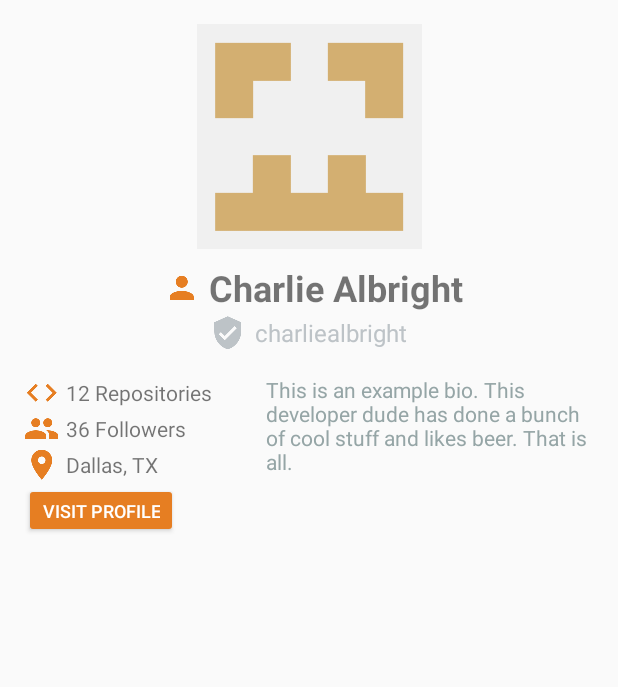
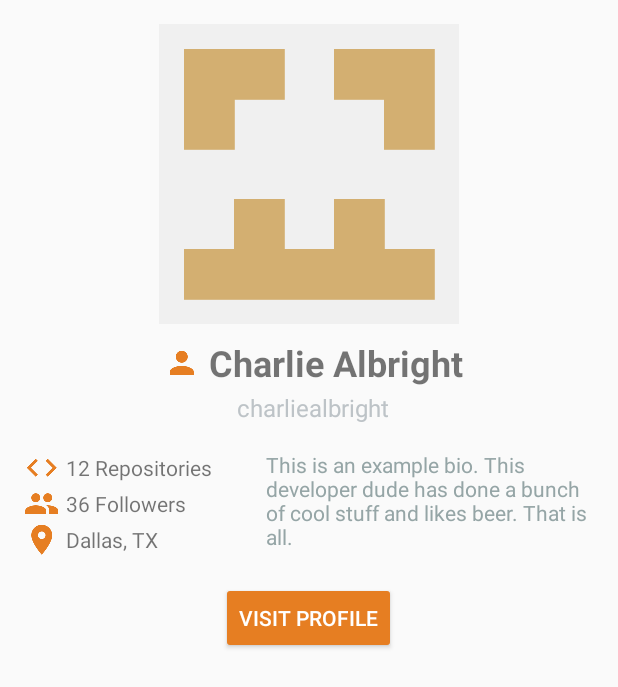
Before and after one commit to charliealbright/GitHub-Search, an Android app: the layout content_user_detail.xml on its own in the app's theme, with its tools: preview values and no code run, on a phone screen of 412 x 824 dp. Shown: the top 687 px of the screen. Run offline under Robolectric (Android 15) with nearby library versions, the phone set to English and light mode, and no system bars.

Commit message:
Resolves #18 and #10. User detail page is fully functional and all images are loaded with Glide.

```diff
--- a/app/src/main/java/io/charliealbright/githubsearch/network/GithubApiService.java
+++ b/app/src/main/java/io/charliealbright/githubsearch/network/GithubApiService.java
@@ -1,6 +1,7 @@
 package io.charliealbright.githubsearch.network;
 
 import io.charliealbright.githubsearch.model.GithubSearchResult;
+import io.charliealbright.githubsearch.model.GithubUser;
 import retrofit2.Call;
 import retrofit2.http.GET;
 import retrofit2.http.Headers;
@@ -21,5 +22,5 @@ public interface GithubApiService {
 
     @Headers("Accept: application/vnd.github.v3+json")
     @GET("/users/{username}")
-    Call<GithubSearchResult> getUser(@Path("username") String username);
+    Call<GithubUser> getUser(@Path("username") String username);
 }
--- a/app/src/main/java/io/charliealbright/githubsearch/presenter/SearchResultContract.java
+++ b/app/src/main/java/io/charliealbright/githubsearch/presenter/SearchResultContract.java
@@ -19,10 +19,14 @@ public interface SearchResultContract {
         void showRateLimitExceededError();
 
         void addItems(List<GithubUser> userList);
+
+        void navigateToUserDetailView(String username);
     }
 
     interface Presenter extends BasePresenter {
 
         void performSearch(String query);
+
+        void searchResultItemClicked(String username);
     }
 }
--- a/app/src/main/java/io/charliealbright/githubsearch/presenter/SearchResultPresenter.java
+++ b/app/src/main/java/io/charliealbright/githubsearch/presenter/SearchResultPresenter.java
@@ -59,4 +59,9 @@ public class SearchResultPresenter implements SearchResultContract.Presenter {
             }
         });
     }
+
+    @Override
+    public void searchResultItemClicked(String username) {
+        mSearchResultView.navigateToUserDetailView(username);
+    }
 }
--- a/app/src/main/res/layout/content_user_detail.xml
+++ b/app/src/main/res/layout/content_user_detail.xml
@@ -12,7 +12,7 @@
     <ImageView
         android:id="@+id/activity_user_detail_image_view"
         android:layout_width="match_parent"
-        android:layout_height="150dp"
+        android:layout_height="200dp"
         android:layout_marginTop="@dimen/vert_margin"
         android:src="@drawable/example_avatar"/>
 
@@ -58,11 +58,12 @@
             android:layout_width="24dp"
             android:layout_height="24dp"
             android:src="@drawable/ic_verified_user_white_24dp"
-            android:tint="@color/silver" />
+            android:tint="@color/silver"
+            android:visibility="gone"/>
 
         <TextView
             android:id="@+id/activity_user_detail_username"
-            android:layout_width="match_parent"
+            android:layout_width="wrap_content"
             android:layout_height="24dp"
             android:layout_marginStart="6dp"
             android:gravity="center_vertical"
@@ -101,6 +102,8 @@
                 android:layout_marginStart="4dp"
                 android:layout_toEndOf="@id/activity_user_detail_repo_icon"
                 android:gravity="center_vertical"
+                android:maxLines="1"
+                android:ellipsize="end"
                 android:text="12 Repositories"/>
 
             <ImageView
@@ -119,6 +122,8 @@
                 android:layout_below="@id/activity_user_detail_repo_text"
                 android:layout_toEndOf="@id/activity_user_detail_follower_icon"
                 android:gravity="center_vertical"
+                android:maxLines="1"
+                android:ellipsize="end"
                 android:text="36 Followers"/>
 
             <ImageView
@@ -137,16 +142,9 @@
                 android:layout_below="@id/activity_user_detail_follower_text"
                 android:layout_toEndOf="@id/activity_user_detail_follower_icon"
                 android:gravity="center_vertical"
+                android:maxLines="1"
+                android:ellipsize="end"
                 android:text="Dallas, TX"/>
-
-            <Button
-                style="@style/Base.Widget.AppCompat.Button.Colored"
-                android:layout_width="wrap_content"
-                android:layout_height="wrap_content"
-                android:layout_below="@id/activity_user_detail_location_icon"
-                android:minHeight="36dp"
-                android:textSize="12sp"
-                android:text="Visit Profile"/>
 
         </RelativeLayout>
 
@@ -165,4 +163,27 @@
         </RelativeLayout>
 
     </LinearLayout>
+
+    <Button
+        style="@style/Base.Widget.AppCompat.Button.Colored"
+        android:layout_width="wrap_content"
+        android:layout_height="wrap_content"
+        android:layout_marginTop="@dimen/horiz_margin"
+        android:layout_centerHorizontal="true"
+        android:layout_below="@id/activity_user_detail_snapshot_container"
+        android:text="Visit Profile"/>
+
+    <RelativeLayout
+        android:id="@+id/activity_user_detail_loading_overlay"
+        android:layout_width="match_parent"
+        android:layout_height="match_parent"
+        android:background="@color/asbestos"
+        android:visibility="gone">
+
+        <ProgressBar
+            android:layout_width="50dp"
+            android:layout_height="50dp"
+            android:layout_centerInParent="true"
+            android:indeterminate="true"/>
+    </RelativeLayout>
 </RelativeLayout>
--- a/app/src/main/res/values/strings.xml
+++ b/app/src/main/res/values/strings.xml
@@ -8,7 +8,11 @@
     <string name="search_hint">Search Term</string>
     <string name="search_error_message">Your query was either invalid or empty. Please try again.</string>
 
+    <!-- SEARCH RESULT -->
     <string name="search_result_rate_limit_error">Github API rate limit exceeded, please try again later.</string>
     <string name="title_activity_user_detail">UserDetailActivity</string>
 
+    <!-- USER DETAIL -->
+    <string name="empty_bio_message">This user does not have a bio.</string>
+    <string name="empty_location_message">Unknown</string>
 </resources>
```
Also changed, not shown: app/src/main/AndroidManifest.xml (+6 -1 lines), app/src/main/java/io/charliealbright/githubsearch/presenter/UserDetailContract.java (added, +42 -0 lines), app/src/main/java/io/charliealbright/githubsearch/presenter/UserDetailPresenter.java (added, +79 -0 lines), app/src/main/java/io/charliealbright/githubsearch/view/SearchResultsActivity.java (+9 -1 lines), app/src/main/java/io/charliealbright/githubsearch/view/UserDetailActivity.java (+117 -3 lines), app/src/main/java/io/charliealbright/githubsearch/view/adapter/SearchResultItemAdapter.java (+15 -2 lines), app/src/main/res/drawable-hdpi/ic_business_white_24dp.png (added), app/src/main/res/drawable-mdpi/ic_business_white_24dp.png (added), app/src/main/res/drawable-xhdpi/ic_business_white_24dp.png (added), app/src/main/res/drawable-xxhdpi/ic_business_white_24dp.png (added), app/src/main/res/drawable-xxxhdpi/ic_business_white_24dp.png (added).
